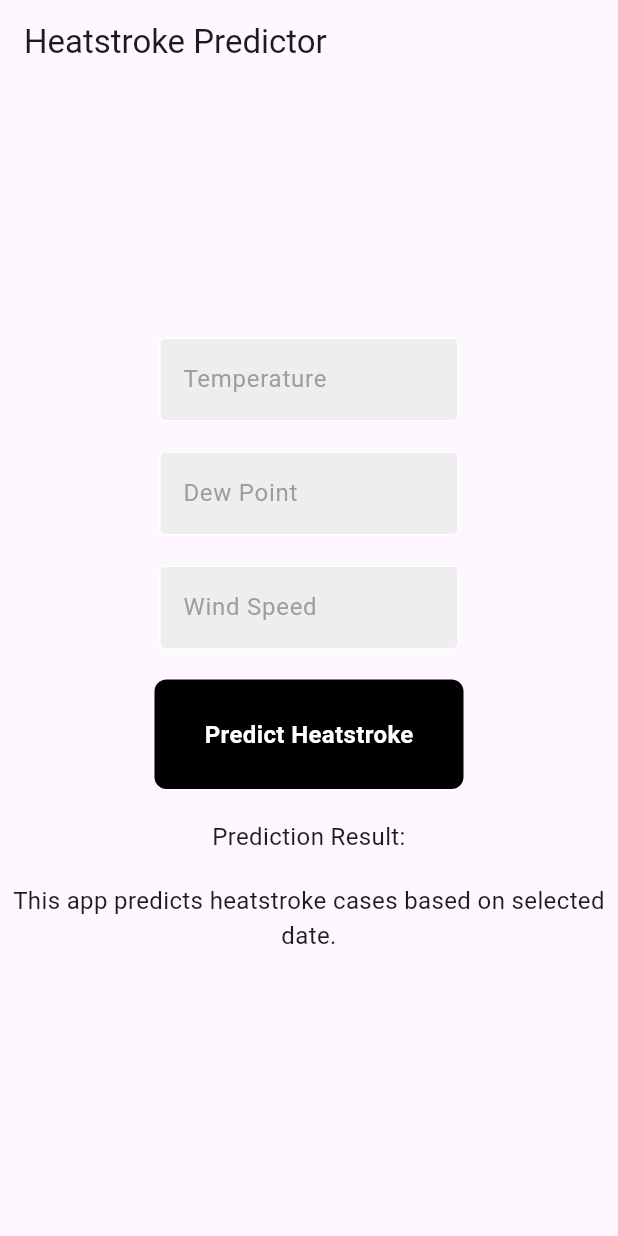
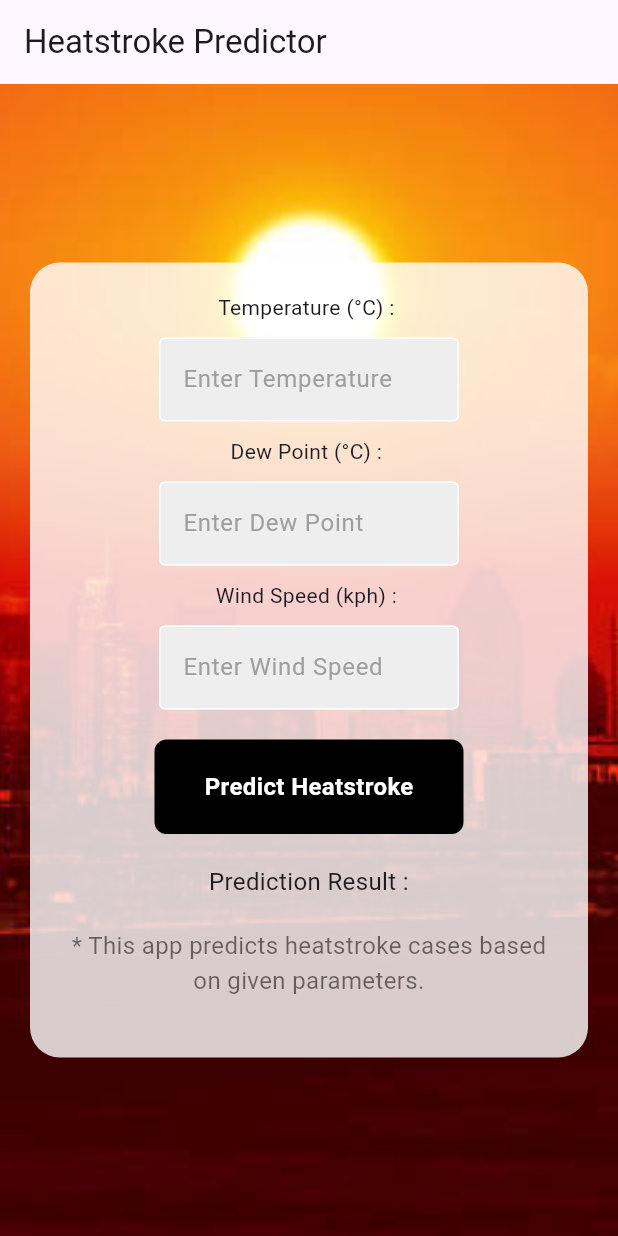
Before and after one commit to Virajpatil818/heat_stroke_cases_prediction, a Flutter app: the screen it shows after launch, on a phone screen of 412 x 824 dp. Run offline on Flutter 3.47's test engine with Material 3 defaults, Android fonts, the phone set to English and light mode, and no system bars.

Commit message:
UI updated

```diff
--- a/lib/main.dart
+++ b/lib/main.dart
@@ -1,10 +1,5 @@
 import 'package:flutter/material.dart';
-import 'package:intl/intl.dart';
-import 'package:http/http.dart' as http;
-import 'dart:convert';
-
-import 'widgets/my_button.dart';
-import 'widgets/my_textfield.dart';
+import 'package:mlapp/screens/prediction_screen.dart';
 
 void main() {
   runApp(MyApp());
@@ -14,7 +9,7 @@ class MyApp extends StatelessWidget {
   @override
   Widget build(BuildContext context) {
     return MaterialApp(
-      title: 'Heatstroke Predictor',
+      title: 'Heatstroke Cases Predictor',
       theme: ThemeData(
         primarySwatch: Colors.blue,
       ),
@@ -22,114 +17,3 @@ class MyApp extends StatelessWidget {
     );
   }
 }
-
-class PredictionScreen extends StatefulWidget {
-  @override
-  _PredictionScreenState createState() => _PredictionScreenState();
-}
-
-class _PredictionScreenState extends State<PredictionScreen> {
-
-  final tempController = TextEditingController();
-  final dewController = TextEditingController();
-  final windController = TextEditingController();
-
-  String temperature = '';
-  String dewPoint = '';
-  String windSpeed = '';
-  String predictionResult = '';
-
-  Future<void> _predictHeatstroke() async {
-    try {
-      setState(() {
-        predictionResult = ''; // Reset predictionResult
-      });
-
-      const apiUrl = 'http://127.0.0.1:5000/predict'; // Replace with your Flask API URL
-
-      final response = await http.post(
-        Uri.parse(apiUrl),
-        headers: <String, String>{
-          'Content-Type': 'application/json',
-        },
-        body: jsonEncode(<String, dynamic>{
-          'Dew_Point_dc': dewController.text,
-          'Temperature_dc': tempController.text,
-          'Wind_Speed_kph': windController.text,
-        }),
-      );
-
-      if (response.statusCode == 200) {
-        final jsonResponse = jsonDecode(response.body);
-        final predictionDouble = double.tryParse(jsonResponse['prediction'].toString());
-        if (predictionDouble != null) {
-          final prediction = predictionDouble.toInt(); // Convert to integer
-          setState(() {
-            predictionResult = prediction.toString();
-          });
-        } else {
-          setState(() {
-            predictionResult = ''; // or any default value indicating an error
-          });
-        }
-      } else {
-        setState(() {
-          predictionResult = ''; // or any default value indicating an error
-        });
-      }
-    } catch (e) {
-      setState(() {
-        predictionResult = 'Error: $e';
-      });
-    }
-  }
-
-
-  @override
-  Widget build(BuildContext context) {
-    return Scaffold(
-      appBar: AppBar(
-        title: const Text('Heatstroke Predictor'),
-      ),
-      body: Center(
-        child: Column(
-          mainAxisAlignment: MainAxisAlignment.center,
-          children: <Widget>[
-            MyTextField(
-                controller: tempController,
-                hintText: 'Temperature'
-            ),
-            const SizedBox(height: 20),
-            MyTextField(
-                controller: dewController,
-                hintText: 'Dew Point'
-            ),
-            const SizedBox(height: 20),
-            MyTextField(
-                controller: windController,
-                hintText: 'Wind Speed'
-            ),
-            const SizedBox(height: 20),
-            MyButton(
-              onTap: _predictHeatstroke,
-              buttonText: 'Predict Heatstroke',
-            ),
-            const SizedBox(height: 20),
-            Text(
-              'Prediction Result: $predictionResult',
-              textAlign: TextAlign.center,
-              style: TextStyle(fontSize: 16),
-            ),
-            const SizedBox(height: 20),
-            const Text(
-              'This app predicts heatstroke cases based on selected date.',
-              textAlign: TextAlign.center,
-              style: TextStyle(fontSize: 16),
-            ),
-            const SizedBox(height: 20),
-          ],
-        ),
-      ),
-    );
-  }
-}
--- /dev/null
+++ b/lib/screens/prediction_screen.dart
@@ -0,0 +1,168 @@
+import 'dart:convert';
+import 'package:flutter/material.dart';
+import 'package:intl/intl.dart';
+import 'package:http/http.dart' as http;
+import 'package:flutter/cupertino.dart';
+
+import '../widgets/my_button.dart';
+import '../widgets/my_textfield.dart';
+
+class PredictionScreen extends StatefulWidget {
+  @override
+  _PredictionScreenState createState() => _PredictionScreenState();
+}
+
+class _PredictionScreenState extends State<PredictionScreen> {
+  final tempController = TextEditingController();
+  final dewController = TextEditingController();
+  final windController = TextEditingController();
+
+  String temperature = '';
+  String dewPoint = '';
+  String windSpeed = '';
+  String predictionResult = '';
+
+  Future<void> _predictHeatstroke() async {
+    try {
+      setState(() {
+        predictionResult = ''; // Reset predictionResult
+      });
+
+      const apiUrl = 'http://127.0.0.1:5000/predict'; // Replace with your Flask API URL
+
+      final response = await http.post(
+        Uri.parse(apiUrl),
+        headers: <String, String>{
+          'Content-Type': 'application/json',
+        },
+        body: jsonEncode(<String, dynamic>{
+          'Dew_Point_dc': dewController.text,
+          'Temperature_dc': tempController.text,
+          'Wind_Speed_kph': windController.text,
+        }),
+      );
+
+      if (response.statusCode == 200) {
+        final jsonResponse = jsonDecode(response.body);
+        final predictionDouble = double.tryParse(jsonResponse['prediction'].toString());
+        if (predictionDouble != null) {
+          final prediction = predictionDouble.toInt(); // Convert to integer
+          setState(() {
+            predictionResult = prediction.toString();
+          });
+          // Check if prediction result is more than 3
+          if (prediction > 3) {
+            _showAlert();
+          }
+        } else {
+          setState(() {
+            predictionResult = ''; // or any default value indicating an error
+          });
+        }
+      } else {
+        setState(() {
+          predictionResult = ''; // or any default value indicating an error
+        });
+      }
+    } catch (e) {
+      setState(() {
+        predictionResult = 'Error: $e';
+      });
+    }
+  }
+
+  // Function to show alert
+  void _showAlert() {
+    showDialog(
+      context: context,
+      builder: (BuildContext context) {
+        return AlertDialog(
+          title: const Text('Alert'),
+          content: const Text('The prediction result is more than 3. Inform local hospitals.'),
+          actions: <Widget>[
+            TextButton(
+              child: const Text('OK'),
+              onPressed: () {
+                Navigator.of(context).pop();
+              },
+            ),
+          ],
+        );
+      },
+    );
+  }
+
+  @override
+  Widget build(BuildContext context) {
+    return Scaffold(
+      appBar: AppBar(
+        title: const Text('Heatstroke Predictor'),
+      ),
+      body: Stack(
+        children: [
+          Positioned.fill(
+            child: Image.asset(
+              'assets/images/heatwaves.jpg',
+              fit: BoxFit.cover,
+            ),
+          ),
+          Center(
+            child: Container(
+              margin: const EdgeInsets.all(20),
+              padding: const EdgeInsets.all(20),
+              decoration: BoxDecoration(
+                color: Colors.white.withOpacity(0.8),
+                borderRadius: BorderRadius.circular(20),
+              ),
+              child: SingleChildScrollView(
+                child: Column(
+                  mainAxisAlignment: MainAxisAlignment.center,
+                  children: <Widget>[
+                    const Text("Temperature (°C) : "),
+                    const SizedBox(height: 10),
+                    MyTextField(
+                      controller: tempController,
+                      hintText: 'Enter Temperature',
+                    ),
+                    const SizedBox(height: 10),
+                    const Text("Dew Point (°C) : "),
+                    const SizedBox(height: 10),
+                    MyTextField(
+                      controller: dewController,
+                      hintText: 'Enter Dew Point',
+                    ),
+                    const SizedBox(height: 10),
+                    const Text("Wind Speed (kph) : "),
+                    const SizedBox(height: 10),
+                    MyTextField(
+                      controller: windController,
+                      hintText: 'Enter Wind Speed',
+                    ),
+                    const SizedBox(height: 20),
+                    MyButton(
+                      onTap: _predictHeatstroke,
+                      buttonText: 'Predict Heatstroke',
+                    ),
+                    const SizedBox(height: 20),
+                    Text(
+                      'Prediction Result : $predictionResult',
+                      textAlign: TextAlign.center,
+                      style: const TextStyle(fontSize: 16),
+                    ),
+                    const SizedBox(height: 20),
+                    const Text(
+                      '* This app predicts heatstroke cases based on given parameters.',
+                      textAlign: TextAlign.center,
+                      style: TextStyle(fontSize: 16,color: Colors.black54),
+                    ),
+                    const SizedBox(height: 20),
+                  ],
+                ),
+              ),
+            ),
+          ),
+        ],
+      ),
+    );
+  }
+}
--- a/lib/widgets/my_button.dart
+++ b/lib/widgets/my_button.dart
@@ -13,8 +13,8 @@ class MyButton extends StatelessWidget {
       onTap: onTap,
       child: Container(
         width: MediaQuery.of(context).size.width/2,
-        padding: const EdgeInsets.all(25),
-        margin: const EdgeInsets.symmetric(horizontal: 25),
+        padding: const EdgeInsets.all(20),
+        margin: const EdgeInsets.symmetric(horizontal: 20),
         decoration: BoxDecoration(
           color: Colors.black,
           borderRadius: BorderRadius.circular(8),
--- a/pubspec.yaml
+++ b/pubspec.yaml
@@ -61,9 +61,8 @@ flutter:
   uses-material-design: true
 
   # To add assets to your application, add an assets section, like this:
-  # assets:
-  #   - images/a_dot_burr.jpeg
-  #   - images/a_dot_ham.jpeg
+  assets:
+    - assets/images/
 
   # An image asset can refer to one or more resolution-specific "variants", see
   # https://flutter.dev/assets-and-images/#resolution-aware
```
Also changed, not shown: assets/images/heatwaves.jpg (added).
